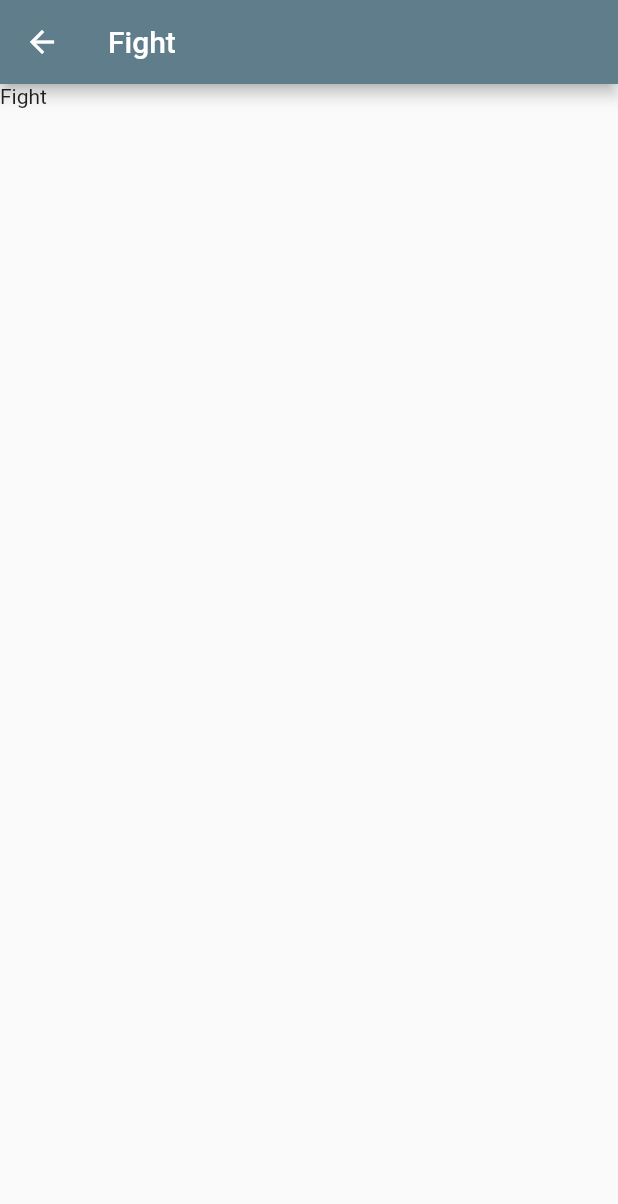
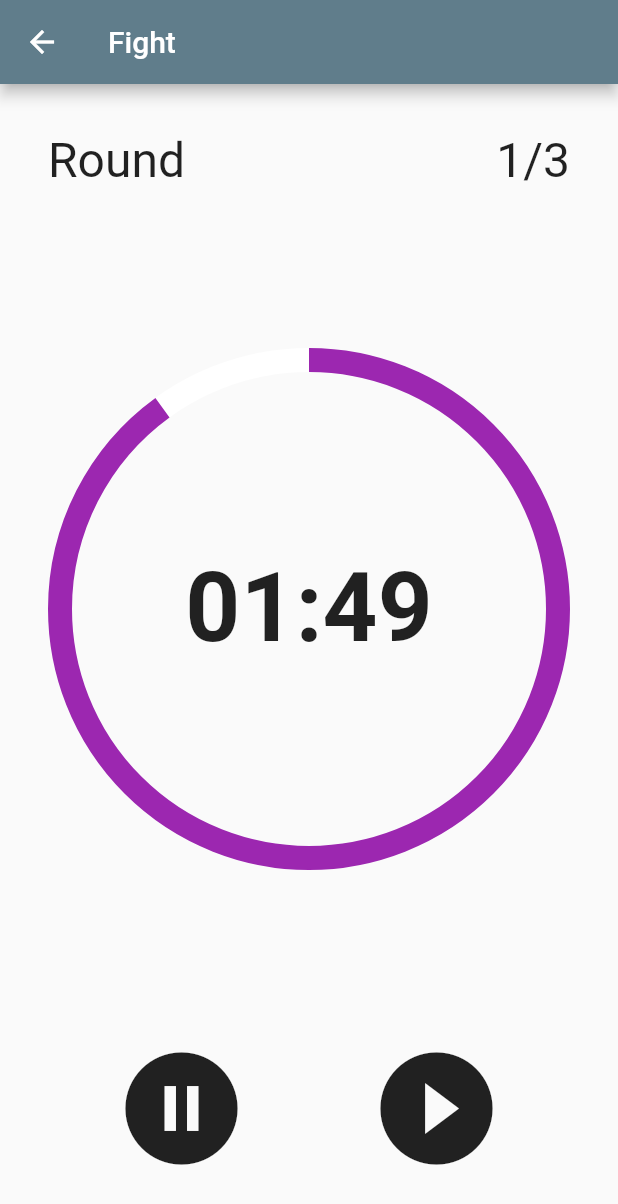
Before and after one commit to oclockvn/boxing_timer, a Flutter app: the screen it shows after launch, after a tap on the "play circle filled" icon, on a phone screen of 412 x 824 dp. Shown: the top 1204 px of the screen. Run offline on Flutter 3.47's test engine with Material 2 defaults, Android fonts, the phone set to English and light mode, and no system bars.

Commit message:
add training widgets

```diff
--- a/src/lib/app_const.dart
+++ b/src/lib/app_const.dart
@@ -3,3 +3,7 @@ class COLORS {
   static const int textWhite = 0xffffffff;
   static const int redColor = 0xffef5350;
 }
+
+class SIZES {
+  static const double iconButtonSize = 90;
+}
--- a/src/lib/ui/training.dart
+++ b/src/lib/ui/training.dart
@@ -1,4 +1,5 @@
 import 'package:flutter/material.dart';
+import 'package:src/app_const.dart';
 
 class TrainingPage extends StatefulWidget {
   @override
@@ -6,19 +7,89 @@ class TrainingPage extends StatefulWidget {
 }
 
 class _TrainingState extends State<TrainingPage> {
-  Widget _buildAppBar() {
+  Widget _appBar() {
     return AppBar(
       title: const Text('Fight'),
       // automaticallyImplyLeading: false,
     );
   }
 
+  Widget _roundWidget() {
+    return Row(
+      mainAxisAlignment: MainAxisAlignment.spaceBetween,
+      children: <Widget>[
+        Text(
+          'Round',
+          style: TextStyle(fontSize: 32),
+        ),
+        Text(
+          '1/3',
+          style: TextStyle(fontSize: 32),
+        )
+      ],
+    );
+  }
+
+  Widget _buttonsWidget() {
+    return Row(
+      mainAxisAlignment: MainAxisAlignment.center,
+      children: <Widget>[
+        IconButton(
+          icon: Icon(Icons.pause_circle_filled),
+          onPressed: () {},
+          iconSize: SIZES.iconButtonSize,
+        ),
+        const SizedBox(
+          width: 64,
+        ),
+        IconButton(
+          icon: Icon(Icons.play_circle_filled),
+          onPressed: () {},
+          iconSize: SIZES.iconButtonSize,
+        ),
+      ],
+    );
+  }
+
+  Widget _clockWidget(context) {
+    return Stack(
+      alignment: AlignmentDirectional.center,
+      children: <Widget>[
+        Text(
+          '01:49',
+          style: TextStyle(fontSize: 64, fontWeight: FontWeight.bold),
+        ),
+        AspectRatio(
+          aspectRatio: 1 / 1,
+          child: Padding(
+            padding: const EdgeInsets.all(8.0),
+            child: CircularProgressIndicator(
+                value: 0.9,
+                strokeWidth: 16,
+                backgroundColor: Color(COLORS.textWhite),
+                valueColor: AlwaysStoppedAnimation<Color>(Color(COLORS.mainColor))),
+          ),
+        )
+      ],
+    );
+  }
+
   @override
   Widget build(BuildContext context) {
     return Scaffold(
-      appBar: _buildAppBar(),
+      appBar: _appBar(),
       body: Container(
-        child: Text('Fight'),
+        padding: EdgeInsets.symmetric(horizontal: 32, vertical: 32),
+        child: Column(
+          crossAxisAlignment: CrossAxisAlignment.stretch,
+          children: <Widget>[
+            _roundWidget(),
+            Expanded(
+              child: _clockWidget(context),
+            ),
+            _buttonsWidget(),
+          ],
+        ),
       ),
     );
   }
--- a/src/lib/ui/training_setup.dart
+++ b/src/lib/ui/training_setup.dart
@@ -197,7 +197,7 @@ class _TrainingSetupState extends State<TrainingSetupPage> {
         ),
         padding: EdgeInsets.symmetric(vertical: 8),
         color: Color(COLORS.mainColor),
-        iconSize: 90,
+        iconSize: SIZES.iconButtonSize,
       ),
     );
   }
```
